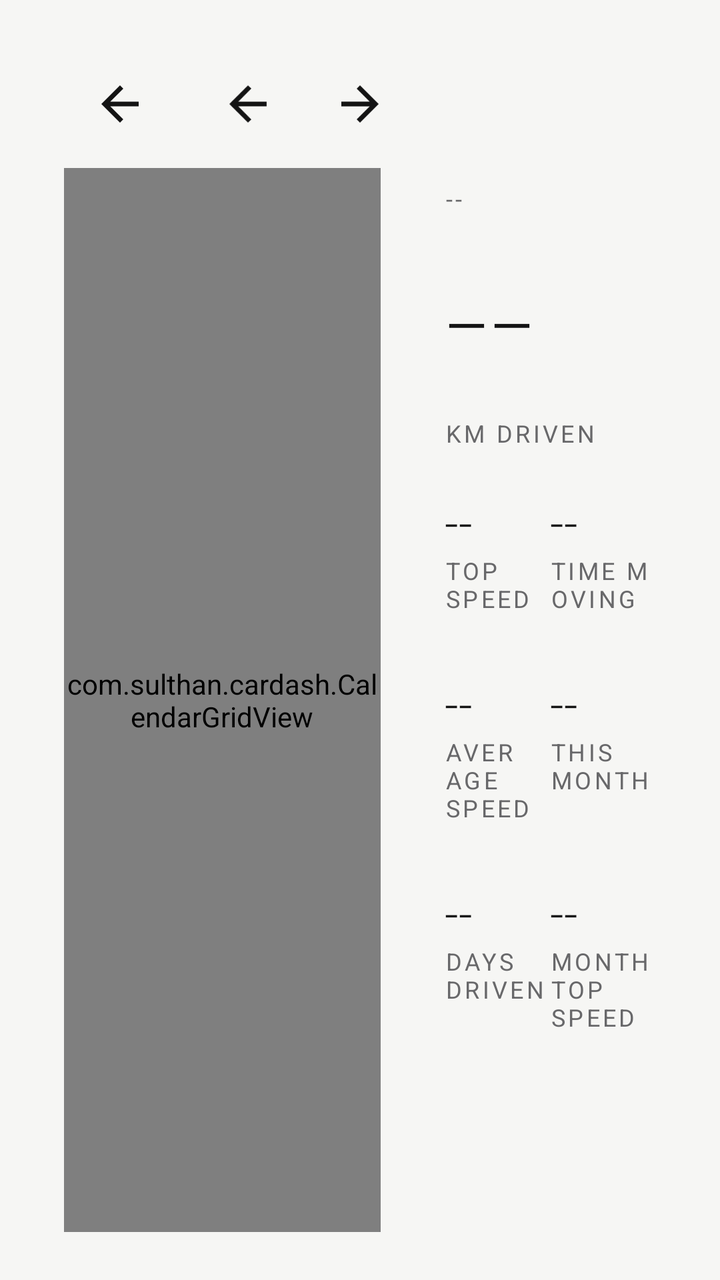
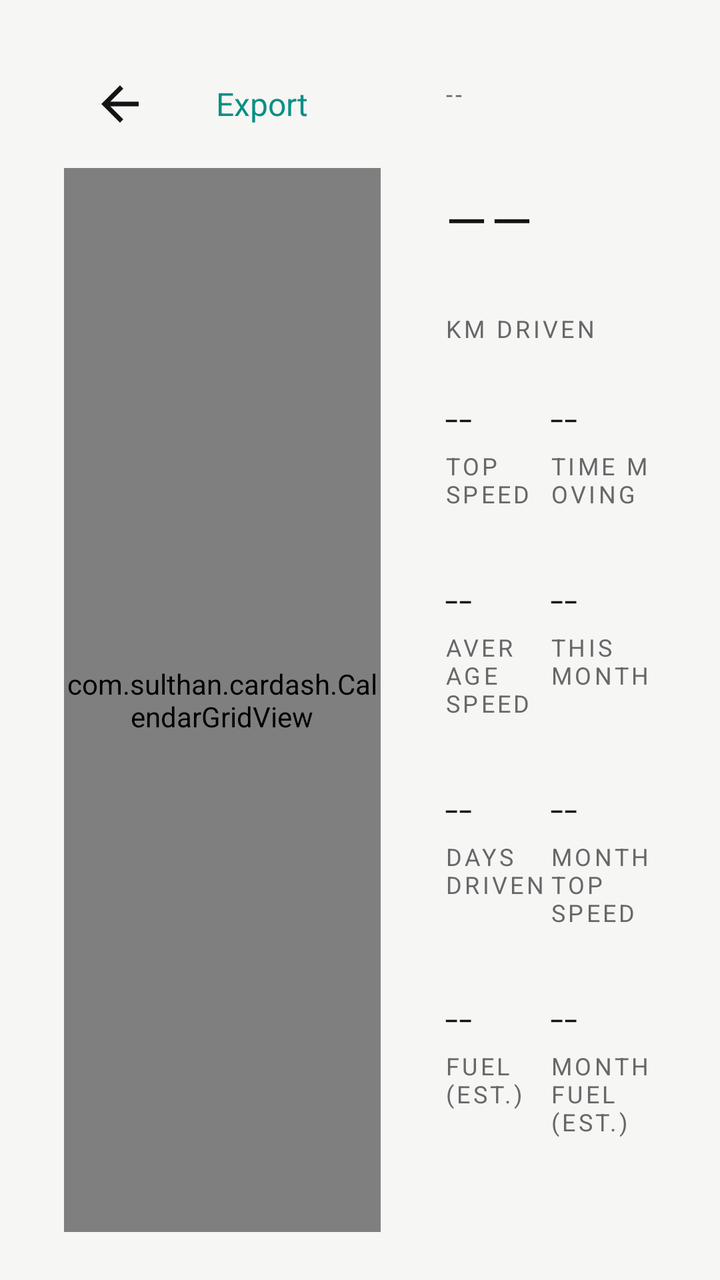

Screens rendered from an Android XML layout before and after an edit, with the pre-edit source and the edit as a unified diff.
<!-- AndroidManifest.xml: activity theme CdAppTheme -->
<!-- res/layout/activity_drives.xml -->
<?xml version="1.0" encoding="utf-8"?>
<LinearLayout xmlns:android="http://schemas.android.com/apk/res/android"
    android:layout_width="match_parent"
    android:layout_height="match_parent"
    android:orientation="horizontal"
    android:paddingBottom="24dp"
    android:paddingEnd="32dp"
    android:paddingStart="32dp"
    android:paddingTop="20dp">

    <LinearLayout
        android:layout_width="0dp"
        android:layout_height="match_parent"
        android:layout_marginEnd="32dp"
        android:layout_weight="6"
        android:orientation="vertical">

        <LinearLayout
            android:layout_width="match_parent"
            android:layout_height="64dp"
            android:gravity="center_vertical"
            android:orientation="horizontal">

            <ImageButton
                android:id="@+id/d_back"
                style="@style/IconButton"
                android:contentDescription="Back"
                android:src="@drawable/ic_back" />

            <TextView
                android:id="@+id/d_month"
                android:layout_width="0dp"
                android:layout_height="wrap_content"
                android:layout_marginStart="8dp"
                android:layout_weight="1"
                android:fontFamily="sans-serif-light"
                android:textColor="@color/text"
                android:textSize="26sp" />

            <ImageButton
                android:id="@+id/d_prev"
                style="@style/IconButton"
                android:contentDescription="Previous month"
                android:src="@drawable/ic_back" />

            <ImageButton
                android:id="@+id/d_next"
                style="@style/IconButton"
                android:contentDescription="Next month"
                android:rotation="180"
                android:src="@drawable/ic_back" />
        </LinearLayout>

        <com.sulthan.cardash.CalendarGridView
            android:id="@+id/d_grid"
            android:layout_width="match_parent"
            android:layout_height="0dp"
            android:layout_weight="1" />
    </LinearLayout>

    <LinearLayout
        android:layout_width="0dp"
        android:layout_height="match_parent"
        android:layout_weight="4"
        android:gravity="center_vertical"
        android:orientation="vertical">

        <TextView
            android:id="@+id/d_date"
            style="@style/StatLabel"
            android:text="--" />

        <TextView
            android:id="@+id/d_km"
            android:layout_width="wrap_content"
            android:layout_height="wrap_content"
            android:fontFamily="sans-serif-thin"
            android:text="--"
            android:textColor="@color/text"
            android:textSize="76sp" />

        <TextView
            android:id="@+id/d_km_unit"
            style="@style/StatLabel"
            android:layout_marginBottom="20dp"
            android:text="km driven" />

        <LinearLayout
            android:layout_width="match_parent"
            android:layout_height="wrap_content"
            android:orientation="horizontal">

            <LinearLayout style="@style/FuelCell">
                <TextView android:id="@+id/d_top" style="@style/FuelValue" />
                <TextView style="@style/StatLabel" android:text="Top speed" />
            </LinearLayout>

            <LinearLayout style="@style/FuelCell">
                <TextView android:id="@+id/d_time" style="@style/FuelValue" />
                <TextView style="@style/StatLabel" android:text="Time moving" />
            </LinearLayout>
        </LinearLayout>

        <LinearLayout
            android:layout_width="match_parent"
            android:layout_height="wrap_content"
            android:orientation="horizontal">

            <LinearLayout style="@style/FuelCell">
                <TextView android:id="@+id/d_avg" style="@style/FuelValue" />
                <TextView style="@style/StatLabel" android:text="Average speed" />
            </LinearLayout>

            <LinearLayout style="@style/FuelCell">
                <TextView android:id="@+id/d_month_km" style="@style/FuelValue" />
                <TextView style="@style/StatLabel" android:text="This month" />
            </LinearLayout>
        </LinearLayout>

        <LinearLayout
            android:layout_width="match_parent"
            android:layout_height="wrap_content"
            android:orientation="horizontal">

            <LinearLayout style="@style/FuelCell">
                <TextView android:id="@+id/d_month_days" style="@style/FuelValue" />
                <TextView style="@style/StatLabel" android:text="Days driven" />
            </LinearLayout>

            <LinearLayout style="@style/FuelCell">
                <TextView android:id="@+id/d_month_top" style="@style/FuelValue" />
                <TextView style="@style/StatLabel" android:text="Month top speed" />
            </LinearLayout>
        </LinearLayout>

        <TextView
            android:id="@+id/d_empty"
            android:layout_width="match_parent"
            android:layout_height="wrap_content"
            android:fontFamily="sans-serif-light"
            android:text="No drives recorded yet.\nDrives are recorded from the OBD-II adapter's speed, or from GPS when Location is on."
            android:textColor="@color/text_dim"
            android:textSize="14sp"
            android:visibility="gone" />
    </LinearLayout>
</LinearLayout>
<!-- resources referenced by this layout -->
<resources>
  <color name="text">#141414</color>
  <color name="text_dim">#68686A</color>
  <!-- drawable ic_back (drawable) -->
  <?xml version="1.0" encoding="utf-8"?>
  <vector xmlns:android="http://schemas.android.com/apk/res/android"
      android:width="24dp" android:height="24dp" android:viewportWidth="24" android:viewportHeight="24">
      <path android:fillColor="#FFFFFFFF" android:pathData="M20,11H7.83l5.59,-5.59L12,4l-8,8 8,8 1.41,-1.41L7.83,13H20v-2z" />
  </vector>
  <style name="FuelCell">
          <item name="android:layout_width">0dp</item>
          <item name="android:layout_height">wrap_content</item>
          <item name="android:layout_weight">1</item>
          <item name="android:layout_marginBottom">28dp</item>
          <item name="android:orientation">vertical</item>
      </style>
  <style name="FuelValue">
          <item name="android:layout_width">wrap_content</item>
          <item name="android:layout_height">wrap_content</item>
          <item name="android:textSize">24sp</item>
          <item name="android:textColor">@color/text</item>
          <item name="android:fontFamily">sans-serif-light</item>
          <item name="android:text">--</item>
      </style>
  <style name="IconButton">
          <item name="android:layout_width">56dp</item>
          <item name="android:layout_height">56dp</item>
          <item name="android:padding">14dp</item>
          <item name="android:background">@drawable/round_ripple</item>
          <item name="android:tint">@color/text</item>
          <item name="android:scaleType">fitCenter</item>
      </style>
  <style name="StatLabel">
          <item name="android:layout_width">wrap_content</item>
          <item name="android:layout_height">wrap_content</item>
          <item name="android:textSize">12sp</item>
          <item name="android:textColor">@color/text_dim</item>
          <item name="android:textAllCaps">true</item>
          <item name="android:letterSpacing">0.12</item>
      </style>
  <style name="CdAppTheme" parent="android:Theme.Material.Light.NoActionBar.Fullscreen">
          <item name="android:windowBackground">@color/bg</item>
          <item name="android:colorAccent">@color/accent</item>
          <item name="android:colorPrimary">@color/bg</item>
          <item name="android:colorPrimaryDark">@color/bg</item>
          <item name="android:textColor">@color/text</item>
      </style>
  <!-- drawable round_ripple (drawable) -->
  <?xml version="1.0" encoding="utf-8"?>
  <ripple xmlns:android="http://schemas.android.com/apk/res/android" android:color="@color/card_pressed" />
  <color name="bg">#F6F6F4</color>
  <color name="accent">#0B8F85</color>
  <color name="card_pressed">#E4E4E1</color>
</resources>

<!-- the commit's change to res/layout/activity_drives.xml (unified diff, before → after) -->
@@ -36,6 +36,19 @@
                 android:fontFamily="sans-serif-light"
                 android:textColor="@color/text"
                 android:textSize="26sp" />
+
+            <TextView
+                android:id="@+id/d_export"
+                android:layout_width="wrap_content"
+                android:layout_height="48dp"
+                android:layout_marginEnd="8dp"
+                android:background="@drawable/round_ripple"
+                android:gravity="center"
+                android:paddingEnd="12dp"
+                android:paddingStart="12dp"
+                android:text="Export"
+                android:textColor="@color/accent"
+                android:textSize="16sp" />
 
             <ImageButton
                 android:id="@+id/d_prev"
@@ -133,6 +146,22 @@
             </LinearLayout>
         </LinearLayout>
 
+        <LinearLayout
+            android:layout_width="match_parent"
+            android:layout_height="wrap_content"
+            android:orientation="horizontal">
+
+            <LinearLayout style="@style/FuelCell">
+                <TextView android:id="@+id/d_fuel" style="@style/FuelValue" />
+                <TextView style="@style/StatLabel" android:text="Fuel (est.)" />
+            </LinearLayout>
+
+            <LinearLayout style="@style/FuelCell">
+                <TextView android:id="@+id/d_month_fuel" style="@style/FuelValue" />
+                <TextView style="@style/StatLabel" android:text="Month fuel (est.)" />
+            </LinearLayout>
+        </LinearLayout>
+
         <TextView
             android:id="@+id/d_empty"
             android:layout_width="match_parent"
